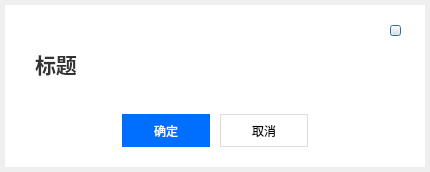
Above: TXCloudRoom/UI/DialogMessage.ui from TencentVideoCloudMLVBDev/webexe_exe_source before the change. Below: the same form after it.
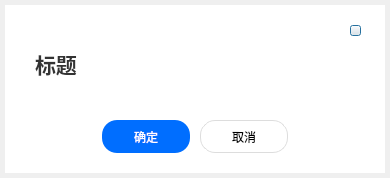
That is the form after the change. Icons and pictures are not drawn.

```diff
--- a/TXCloudRoom/UI/DialogMessage.ui
+++ b/TXCloudRoom/UI/DialogMessage.ui
@@ -6,8 +6,8 @@
    <rect>
     <x>0</x>
     <y>0</y>
-    <width>430</width>
-    <height>172</height>
+    <width>390</width>
+    <height>178</height>
    </rect>
   </property>
   <property name="windowTitle">
@@ -36,13 +36,13 @@
     <widget class="QWidget" name="widgetMain" native="true">
      <property name="minimumSize">
       <size>
-       <width>420</width>
+       <width>380</width>
        <height>148</height>
       </size>
      </property>
      <property name="maximumSize">
       <size>
-       <width>420</width>
+       <width>380</width>
        <height>168</height>
       </size>
      </property>
@@ -218,6 +218,7 @@
           </property>
           <property name="styleSheet">
            <string notr="true">QPushButton {
+	border-radius: 15px;
 	border: none;
 	background:  #006eff;
 	color: #ffffff;
@@ -268,6 +269,7 @@
           </property>
           <property name="styleSheet">
            <string notr="true">QPushButton {
+	border-radius: 15px;
 	border: 1px solid #dddddd;
 	background:  #ffffff;
 	color: #000000;
```
Left out of the diff: 5 changed lines with no effect on the pictures.
